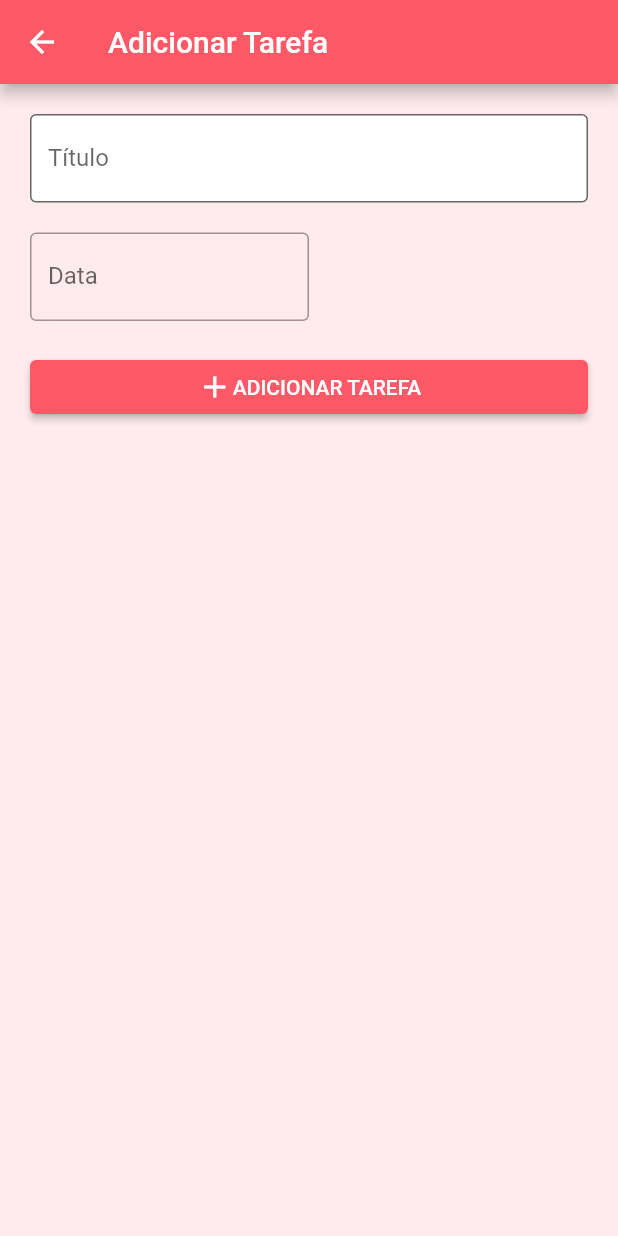
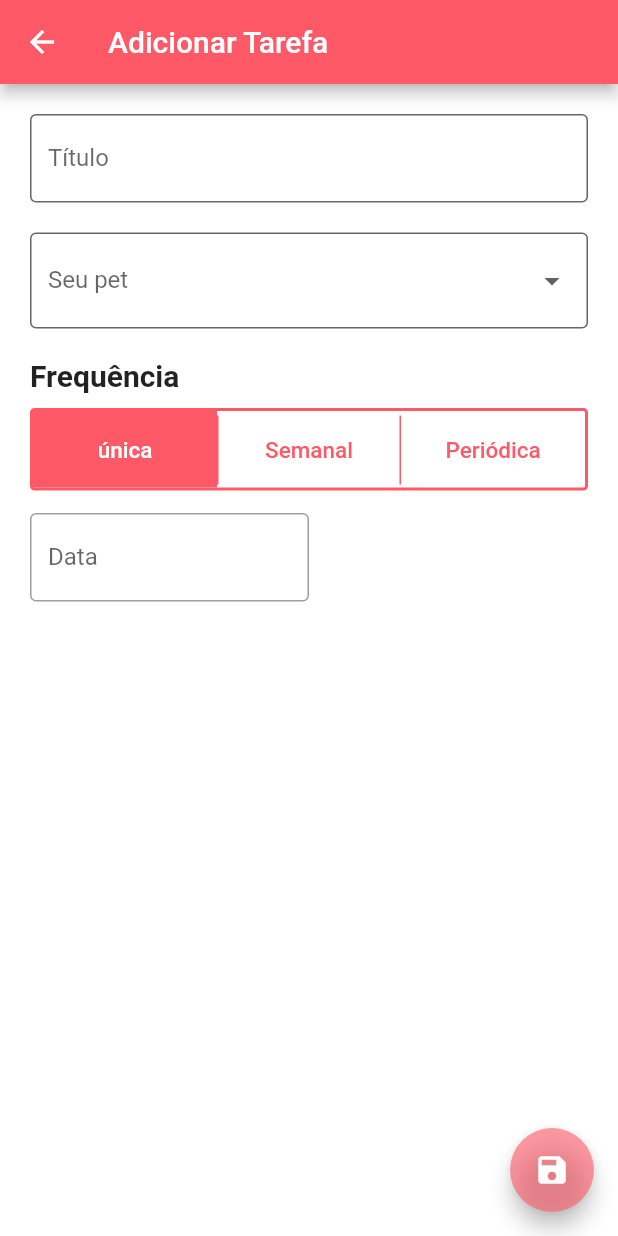
Before and after one commit to VitorEstevam/app-pets, a Flutter app: the PageAddTask screen opened directly, on a phone screen of 412 x 824 dp. Run offline on Flutter 3.47's test engine with Material 2 defaults, Android fonts, the phone set to English and light mode, and no system bars; our stand-ins replace flutter_mobx, mobx; missing offline and left inert: dart:ffi; generated files the repository leaves out were written again.

Commit message:
refactors and create taskUnique

```diff
--- a/lib/consts/routes.dart
+++ b/lib/consts/routes.dart
@@ -1,4 +1,4 @@
-import 'package:app_pets/pages/page%20pets/page_pets.dart';
+import 'package:app_pets/pages/page%20pets/page_home.dart';
 import 'package:app_pets/pages/tab_bar_handler.dart';
 import 'package:flutter/material.dart';
 
--- a/lib/consts/theme.dart
+++ b/lib/consts/theme.dart
@@ -1,7 +1,7 @@
 import 'package:flutter/material.dart';
 
 ThemeData theme = ThemeData(
-  backgroundColor: const Color(0xFFFFEBEE),
+  backgroundColor: Colors.white,
   bottomNavigationBarTheme: const BottomNavigationBarThemeData(
     backgroundColor:Colors.red
   ),
--- a/lib/pages/page pets/page_pets.dart
+++ b/lib/pages/page pets/page_home.dart
@@ -9,19 +9,15 @@ import 'package:flutter_mobx/flutter_mobx.dart';
 import 'package:mobx/mobx.dart';
 import 'package:provider/src/provider.dart';
 
-class PagePets extends StatelessWidget {
-  const PagePets({Key? key}) : super(key: key);
+class PageHome extends StatelessWidget {
+  const PageHome({Key? key}) : super(key: key);
 
   @override
   Widget build(BuildContext context) {
     return Scaffold(
       backgroundColor: Theme.of(context).backgroundColor,
       appBar: AppBar(
-        title: const Text("Meus Pets"),
-        actions: [
-          IconButton(onPressed: () => {}, icon: const Icon(Icons.add)),
-          IconButton(onPressed: () => {}, icon: const Icon(Icons.train_sharp)),
-        ],
+        title: const Text("nome do app"),
       ),
       body: Column(
         mainAxisAlignment: MainAxisAlignment.center,
--- a/lib/pages/page pets/router_page_pet.dart
+++ b/lib/pages/page pets/router_page_home.dart
@@ -1,21 +1,21 @@
-import 'package:app_pets/pages/page%20pets/page_pets.dart';
+import 'package:app_pets/pages/page%20pets/page_home.dart';
 import 'package:app_pets/pages/page%20pets/subpages/page_add_task/page_add_task.dart';
 import 'package:flutter/material.dart';
 
-class RouterPagePet extends StatefulWidget {
-  const RouterPagePet({Key? key}) : super(key: key);
+class RouterPageHome extends StatefulWidget {
+  const RouterPageHome({Key? key}) : super(key: key);
 
   @override
-  _RouterPagePetState createState() => _RouterPagePetState();
+  _RouterPageHomeState createState() => _RouterPageHomeState();
 }
 
-class _RouterPagePetState extends State<RouterPagePet> {
+class _RouterPageHomeState extends State<RouterPageHome> {
   @override
   Widget build(BuildContext context) {
     return Navigator(
       onGenerateRoute: (settings) {
-        Widget page = const PagePets();
-        if (settings.name == 'page_pets') page = const PagePets();
+        Widget page = const PageHome();
+        if (settings.name == 'page_pets') page = const PageHome();
         if (settings.name == 'page_add_task') page = const PageAddTask();
         return MaterialPageRoute(builder: (_) => page);
       },
--- a/lib/pages/page pets/subpages/page_add_task/page_add_task.dart
+++ b/lib/pages/page pets/subpages/page_add_task/page_add_task.dart
@@ -4,10 +4,13 @@ import 'dart:ffi';
 import 'package:app_pets/classes/task.dart';
 import 'package:app_pets/stores/example/store_tasks.dart';
 import 'package:flutter/material.dart';
+import 'package:flutter/rendering.dart';
 import 'package:intl/intl.dart';
 import 'package:provider/src/provider.dart';
 
 import 'widgets/date_picker.dart';
+import 'widgets/period_selector.dart';
+import 'widgets/pet_selector.dart';
 import 'widgets/title_field.dart';
 
 class PageAddTask extends StatefulWidget {
@@ -20,13 +23,26 @@ class PageAddTask extends StatefulWidget {
 class _PageAddTaskState extends State<PageAddTask> {
   String? title;
   DateTime? date;
+  String? pet;
 
-  void setDate(DateTime _date) {
+  void setDateUnique(DateTime _date) {
     date = _date;
+  }
+
+  void setDateWeekly(DateTime _date) {
+    // todo
+  }
+
+  void setDatePeriod(DateTime _date) {
+    // todo
   }
 
   void setTitle(String _title) {
     title = _title;
+  }
+
+  void setPet(String _pet) {
+    pet = _pet;
   }
 
   void submitForm() {
@@ -51,7 +67,10 @@ class _PageAddTaskState extends State<PageAddTask> {
       appBar: AppBar(
         title: const Text("Adicionar Tarefa"),
       ),
-      body: SingleChildScrollView(
+      body: CustomScrollView(
+        slivers: [
+          SliverFillRemaining(
+            hasScrollBody: true,
             child: Padding(
               padding: const EdgeInsets.symmetric(horizontal: 20.0),
               child: Form(
@@ -64,28 +83,27 @@ class _PageAddTaskState extends State<PageAddTask> {
                       callback: setTitle,
                     ),
                     Container(height: 20),
-                FractionallySizedBox(
-                  widthFactor: 0.5,
-                  child: DatePicker(
-                    callback: setDate,
-                  ),
+                    PetSelector(
+                      callback: (a) => {print(a)},
+                      pets: const ["luke", "zelda", "pelor"],
                     ),
                     Container(height: 20),
-                ElevatedButton(
-                  child: Row(
-                    mainAxisAlignment: MainAxisAlignment.center,
-                    children: const [
-                      Icon(Icons.add),
-                      Text('ADICIONAR TAREFA'),
-                    ],
+                    Expanded(
+                      child: PeriodSelector(
+                        onSelectedUnique: setDateUnique,
                       ),
-                  onPressed: submitForm,
                     ),
                   ],
                 ),
               ),
             ),
           ),
+        ],
+      ),
+      floatingActionButton: FloatingActionButton(
+        onPressed: submitForm,
+        child: const Icon(Icons.save),
+      ),
     );
   }
 }
--- a/lib/pages/page pets/subpages/page_add_task/widgets/date_picker.dart
+++ b/lib/pages/page pets/subpages/page_add_task/widgets/date_picker.dart
@@ -35,7 +35,7 @@ class _DatePickerState extends State<DatePicker> {
           lastDate: DateTime(DateTime.now().year + 2),
         );
         if (pickedDate != null) {
-          String formattedDate = DateFormat('yyyy-MM-dd').format(pickedDate);
+          String formattedDate = DateFormat('dd-MM-yyyy').format(pickedDate);
           setState(
             () {
               dateinput.text = formattedDate;
--- /dev/null
+++ b/lib/pages/page pets/subpages/page_add_task/widgets/period_selector.dart
@@ -0,0 +1,129 @@
+import 'package:app_pets/pages/page%20pets/subpages/page_add_task/widgets/date_picker.dart';
+import 'package:flutter/cupertino.dart';
+import 'package:flutter/material.dart';
+
+class PeriodSelector extends StatefulWidget  {
+  final void Function(DateTime) onSelectedUnique;
+
+  const PeriodSelector({
+    Key? key, required this.onSelectedUnique,
+  }) : super(key: key);
+
+  @override
+  State<PeriodSelector> createState() => _PeriodSelectorState();
+}
+
+class _PeriodSelectorState extends State<PeriodSelector> with SingleTickerProviderStateMixin {
+
+  TabController? _tabController;
+
+  @override
+  void initState() {
+    super.initState();
+    _tabController = TabController(vsync: this, length: 3);
+  }
+
+  @override
+  Widget build(BuildContext context) {
+    return DefaultTabController(
+      length: 3,
+      child: Column(
+        crossAxisAlignment: CrossAxisAlignment.start,
+        children: [
+          const Text(
+            "Frequência",
+            style: TextStyle(fontSize: 20, fontWeight: FontWeight.w600),
+          ),
+          Container(height: 10),
+          Container(
+            clipBehavior: Clip.hardEdge,
+            decoration: BoxDecoration(
+              borderRadius: const BorderRadius.all(Radius.circular(3)),
+              border: Border.all(
+                color: Theme.of(context).primaryColor,
+                width: 2,
+                style: BorderStyle.solid,
+              ),
+            ),
+            child: TabBar(
+              controller: _tabController,
+              isScrollable: false,
+              labelColor: Colors.white,
+              unselectedLabelColor: Theme.of(context).primaryColor,
+              indicator: BoxDecoration(
+                color: Theme.of(context).primaryColor,
+              ),
+              indicatorColor: Colors.transparent,
+              labelPadding: EdgeInsets.only(top: 3),
+              tabs: const [
+                TabBarItem(title: "única"),
+                TabBarItem(
+                  title: "Semanal",
+                  showBorder: true,
+                ),
+                TabBarItem(title: "Periódica"),
+              ],
+            ),
+          ),
+          Expanded(
+            flex: 2,
+            child: TabBarView(
+              controller: _tabController,
+              physics: const NeverScrollableScrollPhysics(),
+              children: [
+                Padding(
+                  padding: const EdgeInsets.only(top: 15.0),
+                  child: Container(
+                      child: Align(
+                    alignment: Alignment.topLeft,
+                    child: FractionallySizedBox(
+                      widthFactor: 0.5,
+                      child: DatePicker(callback: (date)=>widget.onSelectedUnique(date)),
+                    ),
+                  )),
+                ),
+                Container(child: Text('selector here')),
+                Container(child: Text('selector here')),
+              ],
+            ),
+          )
+        ],
+      ),
+    );
+  }
+}
+
+class TabBarItem extends StatelessWidget {
+  final String title;
+  final bool showBorder;
+
+  const TabBarItem({
+    Key? key,
+    this.showBorder = false,
+    required this.title,
+  }) : super(key: key);
+
+  @override
+  Widget build(BuildContext context) {
+    return Container(
+      width: double.infinity,
+      decoration: BoxDecoration(
+        border: showBorder
+            ? Border.symmetric(
+                vertical: BorderSide(
+                  color: Theme.of(context).primaryColor,
+                  width: 1,
+                  style: BorderStyle.solid,
+                ),
+              )
+            : null,
+      ),
+      child: Tab(
+        child: Text(
+          title,
+          style: const TextStyle(fontSize: 15),
+        ),
+      ),
+    );
+  }
+}
--- /dev/null
+++ b/lib/pages/page pets/subpages/page_add_task/widgets/pet_selector.dart
@@ -0,0 +1,47 @@
+import 'package:flutter/material.dart';
+
+class PetSelector extends StatefulWidget {
+  final void Function(String selected) callback;
+  final List<String> pets;
+
+  const PetSelector({
+    Key? key,
+    required this.callback,
+    required this.pets,
+  }) : super(key: key);
+
+  @override
+  State<PetSelector> createState() => _PetSelectorState();
+}
+
+class _PetSelectorState extends State<PetSelector> {
+  @override
+  Widget build(BuildContext context) {
+    return DropdownButtonFormField(
+      decoration: const InputDecoration(
+        filled: true,
+        fillColor: Colors.white,
+        labelText: 'Seu pet',
+        border: OutlineInputBorder(),
+      ),
+      // hint: const Text("Seu pet"),
+      validator: (String? value) {
+        if (value == null || value.isEmpty) {
+          return 'Por favor, Selecione seu pet';
+        }
+        return null;
+      },
+      items: widget.pets
+          .map((e) => DropdownMenuItem<String>(
+                value: e,
+                child: Text(e),
+              ))
+          .toList(),
+      onChanged: (String? _selected) {
+        if (_selected != null) {
+          widget.callback(_selected);
+        }
+      },
+    );
+  }
+}
--- a/lib/pages/tab_bar_handler.dart
+++ b/lib/pages/tab_bar_handler.dart
@@ -1,16 +1,15 @@
-
-import 'package:app_pets/pages/page%20pets/router_page_pet.dart';
-import 'package:app_pets/pages/page%20pets/page_pets.dart';
+import 'package:app_pets/pages/page%20pets/router_page_home.dart';
+import 'package:app_pets/pages/page%20pets/page_home.dart';
 import 'package:flutter/material.dart';
 
 class TabBarHandler extends StatelessWidget {
-  const TabBarHandler({ Key? key }) : super(key: key);
+  const TabBarHandler({Key? key}) : super(key: key);
 
   @override
   Widget build(BuildContext context) {
     return DefaultTabController(
-      initialIndex: 1,
-      length: 3,
+      initialIndex: 2,
+      length: 4,
       child: Scaffold(
         bottomNavigationBar: TabBar(
           indicatorColor: Theme.of(context).primaryColor,
@@ -18,26 +17,37 @@ class TabBarHandler extends StatelessWidget {
           unselectedLabelColor: Colors.grey.shade700,
           tabs: const <Widget>[
             Tab(
-                icon: Icon(Icons.menu_book_rounded, size:30),
+              icon: Icon(Icons.menu_book_rounded, size: 30),
+              text: "noticias",
             ),
             Tab(
-                icon: Icon(Icons.pets, size:30),
+              icon: Icon(Icons.directions_run, size: 30),
+              text: "tarefas",
             ),
             Tab(
-                icon: Icon(Icons.settings, size:30),
+              icon: Icon(Icons.home, size: 30),
+              text: "inicio",
+            ),
+            Tab(
+              icon: Icon(Icons.pets, size: 30),
+              text: "pets",
             ),
           ],
         ),
         body: Container(
           color: Theme.of(context).backgroundColor,
           child: const TabBarView(
+            physics: NeverScrollableScrollPhysics(),
             children: <Widget>[
               Center(
                 child: Text("Noticias"),
               ),
-              RouterPagePet(),
               Center(
-                child: Text("Configs"),
+                child: Text("tarefas"),
+              ),
+              RouterPageHome(),
+              Center(
+                child: Text("pets"),
               ),
             ],
           ),
```
Lines whose indentation alone changed are shown as unchanged.
